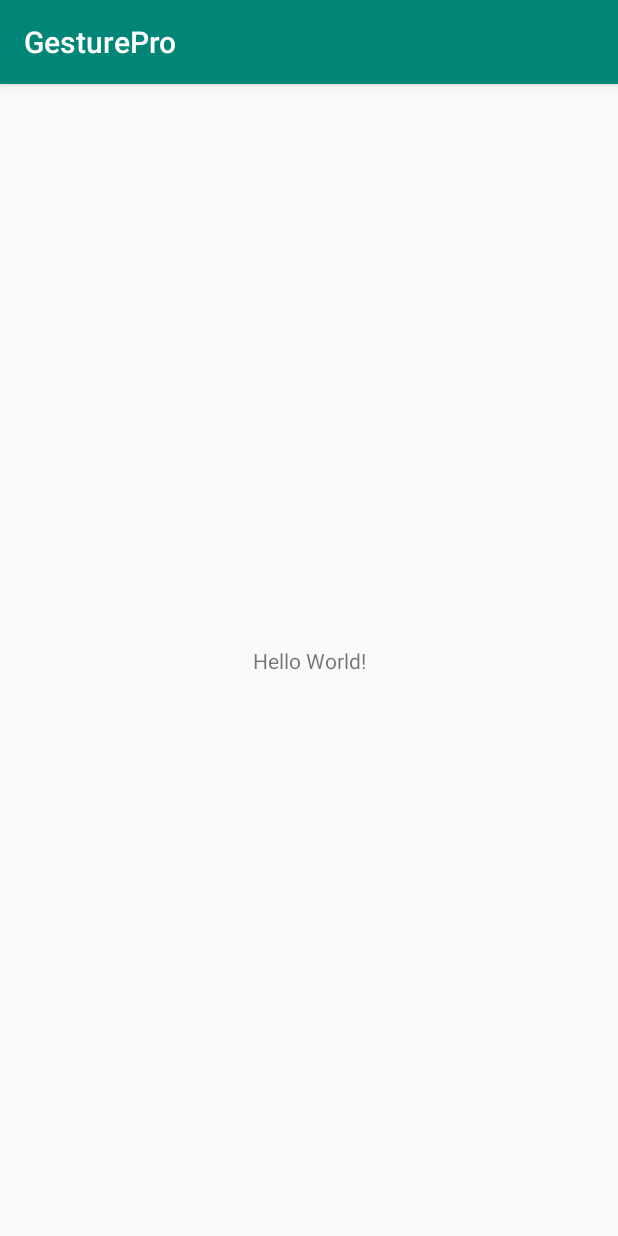
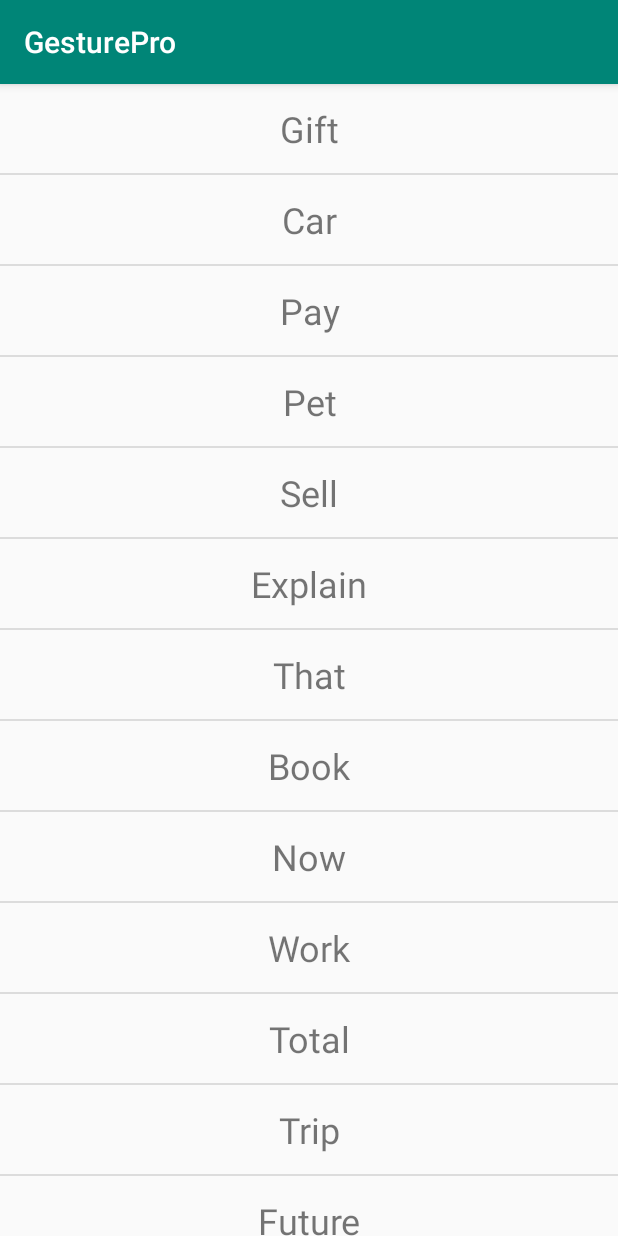
Before and after one commit to rahulsanjay28/mobile_computing_1, an Android app: the screen it shows after launch (GestureSelectActivity), on a phone screen of 412 x 824 dp. Run offline under Robolectric (Android 15) with nearby library versions, the phone set to English and light mode, and no system bars.

Commit message:
List of gestures and playing gesture changes

```diff
--- a/app/build.gradle
+++ b/app/build.gradle
@@ -23,6 +23,7 @@ dependencies {
     implementation fileTree(dir: 'libs', include: ['*.jar'])
     implementation 'androidx.appcompat:appcompat:1.0.2'
     implementation 'androidx.constraintlayout:constraintlayout:1.1.3'
+    implementation 'androidx.recyclerview:recyclerview:1.0.0'
     testImplementation 'junit:junit:4.12'
     androidTestImplementation 'androidx.test:runner:1.1.1'
     androidTestImplementation 'androidx.test.espresso:espresso-core:3.1.1'
--- a/app/src/main/AndroidManifest.xml
+++ b/app/src/main/AndroidManifest.xml
@@ -1,6 +1,8 @@
 <?xml version="1.0" encoding="utf-8"?>
 <manifest xmlns:android="http://schemas.android.com/apk/res/android"
     package="com.mobcomp.gesturepro">
+
+    <uses-permission android:name="android.permission.INTERNET" />
 
     <application
         android:allowBackup="true"
--- /dev/null
+++ b/app/src/main/java/com/mobcomp/gesturepro/GestureItem.java
@@ -0,0 +1,27 @@
+package com.mobcomp.gesturepro;
+
+public class GestureItem {
+    private String gestureName;
+    private String url;
+
+    public String getGestureName() {
+        return gestureName;
+    }
+
+    public void setGestureName(String gestureName) {
+        this.gestureName = gestureName;
+    }
+
+    public String getUrl() {
+        return url;
+    }
+
+    public void setUrl(String url) {
+        this.url = url;
+    }
+
+    public GestureItem(String gestureName, String url) {
+        this.gestureName = gestureName;
+        this.url = url;
+    }
+}
--- /dev/null
+++ b/app/src/main/java/com/mobcomp/gesturepro/GestureListAdapter.java
@@ -0,0 +1,61 @@
+package com.mobcomp.gesturepro;
+
+import android.content.Context;
+import android.content.Intent;
+import android.view.LayoutInflater;
+import android.view.View;
+import android.view.ViewGroup;
+import android.widget.TextView;
+
+import androidx.recyclerview.widget.RecyclerView;
+
+import java.util.List;
+
+public class GestureListAdapter extends RecyclerView.Adapter<GestureListAdapter.MyViewHolder> {
+    private List<GestureItem> gestureList;
+
+    public class MyViewHolder extends RecyclerView.ViewHolder {
+        TextView gestureName;
+        String url;
+        private final Context context;
+
+        public MyViewHolder(View view) {
+            super(view);
+            context = view.getContext();
+            gestureName = (TextView) view.findViewById(R.id.txtName);
+            view.setOnClickListener(new View.OnClickListener() {
+                @Override
+                public void onClick(View view) {
+                    Intent intent = new Intent(context, GesturePlayActivity.class);
+                    intent.putExtra("EXTRA_URL", url);
+                    context.startActivity(intent);
+                }
+            });
+        }
+    }
+
+    public GestureListAdapter(List<GestureItem> gestureList){
+        this.gestureList = gestureList;
+    }
+
+    @Override
+    public MyViewHolder onCreateViewHolder(ViewGroup parent, int viewType) {
+        View itemView = LayoutInflater.from(parent.getContext())
+                .inflate(R.layout.item_row, parent, false);
+
+        return new MyViewHolder(itemView);
+    }
+
+    @Override
+    public void onBindViewHolder(MyViewHolder holder, int position) {
+        GestureItem gestureItem = gestureList.get(position);
+        holder.gestureName.setText(gestureItem.getGestureName());
+        holder.url = gestureItem.getUrl();
+    }
+
+    @Override
+    public int getItemCount() {
+        return gestureList.size();
+    }
+
+}
--- a/app/src/main/java/com/mobcomp/gesturepro/GestureSelectActivity.java
+++ b/app/src/main/java/com/mobcomp/gesturepro/GestureSelectActivity.java
@@ -1,14 +1,63 @@
 package com.mobcomp.gesturepro;
 
-import androidx.appcompat.app.AppCompatActivity;
-
+import android.gesture.Gesture;
 import android.os.Bundle;
 
+import androidx.appcompat.app.AppCompatActivity;
+import androidx.recyclerview.widget.DefaultItemAnimator;
+import androidx.recyclerview.widget.DividerItemDecoration;
+import androidx.recyclerview.widget.LinearLayoutManager;
+import androidx.recyclerview.widget.RecyclerView;
+
+
+import java.util.ArrayList;
+import java.util.List;
+
 public class GestureSelectActivity extends AppCompatActivity {
+
+    private List<GestureItem> gestureList = new ArrayList<>();
+    private RecyclerView recyclerView;
+    private GestureListAdapter mAdapter;
 
     @Override
     protected void onCreate(Bundle savedInstanceState) {
         super.onCreate(savedInstanceState);
         setContentView(R.layout.activity_main);
+
+        recyclerView = (RecyclerView) findViewById(R.id.recyclerView);
+
+        mAdapter = new GestureListAdapter(gestureList);
+        RecyclerView.LayoutManager mLayoutManager = new LinearLayoutManager(getApplicationContext());
+        recyclerView.setLayoutManager(mLayoutManager);
+        recyclerView.setItemAnimator(new DefaultItemAnimator());
+        recyclerView.addItemDecoration(new DividerItemDecoration(this, LinearLayoutManager.VERTICAL));
+        recyclerView.setAdapter(mAdapter);
+
+        prepareGestureData();
+
+    }
+
+    void prepareGestureData(){
+        gestureList.add(new GestureItem("Gift", "https://www.signingsavvy.com/media/mp4-ld/23/23781.mp4"));
+        gestureList.add(new GestureItem("Car", "https://www.signingsavvy.com/media/mp4-ld/26/26165.mp4"));
+        gestureList.add(new GestureItem("Pay", ""));
+        gestureList.add(new GestureItem("Pet", ""));
+        gestureList.add(new GestureItem("Sell", ""));
+        gestureList.add(new GestureItem("Explain", ""));
+        gestureList.add(new GestureItem("That", ""));
+        gestureList.add(new GestureItem("Book", ""));
+        gestureList.add(new GestureItem("Now", ""));
+        gestureList.add(new GestureItem("Work",""));
+        gestureList.add(new GestureItem("Total", ""));
+        gestureList.add(new GestureItem("Trip", ""));
+        gestureList.add(new GestureItem("Future", ""));
+        gestureList.add(new GestureItem("Good", ""));
+        gestureList.add(new GestureItem("Thank you", ""));
+        gestureList.add(new GestureItem("Agent", ""));
+        gestureList.add(new GestureItem("Should", ""));
+        gestureList.add(new GestureItem("Like", ""));
+        gestureList.add(new GestureItem("Movie",""));
+
+        mAdapter.notifyDataSetChanged();
     }
 }
--- a/app/src/main/res/layout/activity_main.xml
+++ b/app/src/main/res/layout/activity_main.xml
@@ -6,13 +6,10 @@
     android:layout_height="match_parent"
     tools:context=".GestureSelectActivity">
 
-    <TextView
-        android:layout_width="wrap_content"
-        android:layout_height="wrap_content"
-        android:text="Hello World!"
-        app:layout_constraintBottom_toBottomOf="parent"
-        app:layout_constraintLeft_toLeftOf="parent"
-        app:layout_constraintRight_toRightOf="parent"
-        app:layout_constraintTop_toTopOf="parent" />
+    <androidx.recyclerview.widget.RecyclerView
+        android:id="@+id/recyclerView"
+        android:layout_width="match_parent"
+        android:layout_height="match_parent">
+    </androidx.recyclerview.widget.RecyclerView>
 
 </androidx.constraintlayout.widget.ConstraintLayout>
--- /dev/null
+++ b/app/src/main/res/layout/item_row.xml
@@ -0,0 +1,16 @@
+<?xml version="1.0" encoding="utf-8"?>
+
+<LinearLayout xmlns:android="http://schemas.android.com/apk/res/android"
+    android:layout_width="match_parent"
+    android:layout_height="wrap_content"
+    android:orientation="vertical"
+    android:padding="12dp">
+
+    <TextView
+        android:id="@+id/txtName"
+        android:layout_width="match_parent"
+        android:layout_height="wrap_content"
+        android:padding="1dp"
+        android:textSize="24dp"
+        android:gravity="center"/>
+</LinearLayout>
```
Also changed, not shown: app/src/main/java/com/mobcomp/gesturepro/GesturePlayActivity.java (+44 -0 lines), app/src/main/res/layout/activity_gesture_play.xml (+21 -6 lines).
